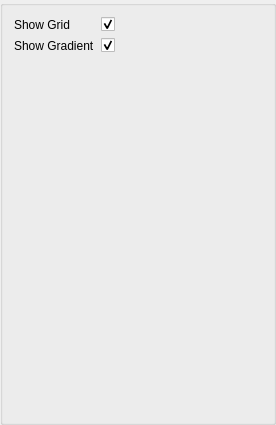
Abdul-AZ/mgfield, file src/view/viewportsettings.ui: the form before one commit.
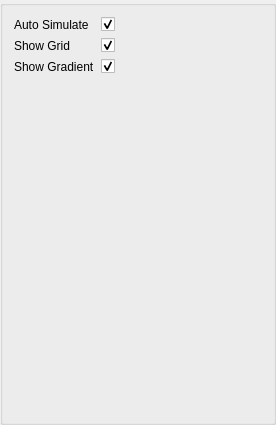
The form after the commit.

Commit message: Add AutoSimulate option

Patch:
```diff
--- a/src/view/viewportsettings.ui
+++ b/src/view/viewportsettings.ui
@@ -38,7 +38,7 @@
    <property name="formAlignment">
     <set>Qt::AlignJustify|Qt::AlignTop</set>
    </property>
-   <item row="0" column="0">
+   <item row="2" column="0">
     <widget class="QLabel" name="ShowGridLabel">
      <property name="sizePolicy">
       <sizepolicy hsizetype="Minimum" vsizetype="Preferred">
@@ -51,7 +51,7 @@
      </property>
     </widget>
    </item>
-   <item row="0" column="1">
+   <item row="2" column="1">
     <widget class="QCheckBox" name="ShowGridCheckbox">
      <property name="sizePolicy">
       <sizepolicy hsizetype="Minimum" vsizetype="Minimum">
@@ -88,14 +88,14 @@
      </property>
     </widget>
    </item>
-   <item row="1" column="0">
+   <item row="3" column="0">
     <widget class="QLabel" name="ShowGradientLabel">
      <property name="text">
       <string>Show Gradient</string>
      </property>
     </widget>
    </item>
-   <item row="1" column="1">
+   <item row="3" column="1">
     <widget class="QCheckBox" name="ShowGradientCheckbox">
      <property name="text">
       <string/>
@@ -105,6 +105,23 @@
      </property>
     </widget>
    </item>
+   <item row="1" column="0">
+    <widget class="QLabel" name="AutoSimulateLabel">
+     <property name="text">
+      <string>Auto Simulate</string>
+     </property>
+    </widget>
+   </item>
+   <item row="1" column="1">
+    <widget class="QCheckBox" name="AutoSimulateCheckbox">
+     <property name="text">
+      <string/>
+     </property>
+     <property name="checked">
+      <bool>true</bool>
+     </property>
+    </widget>
+   </item>
   </layout>
  </widget>
  <resources/>
```
The commit also changes 3 other files.
